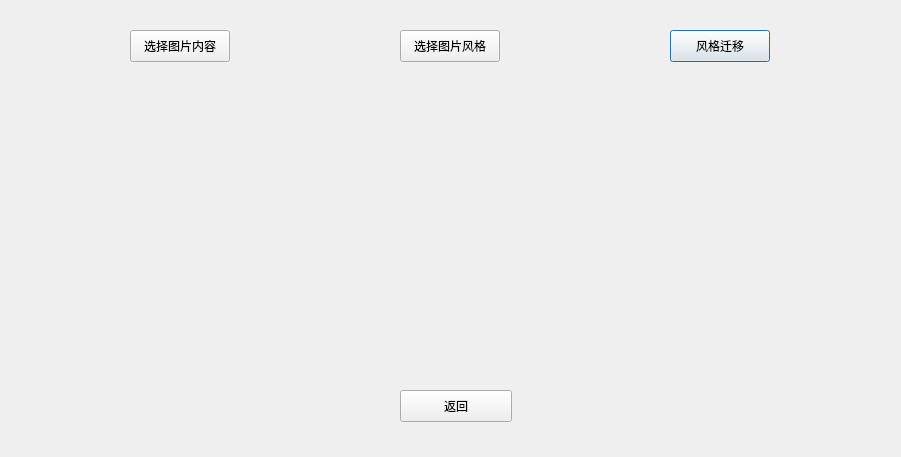
ZYFZYF/Image-Style-Transfer, file gui/image_transfer.ui: the form before one commit.
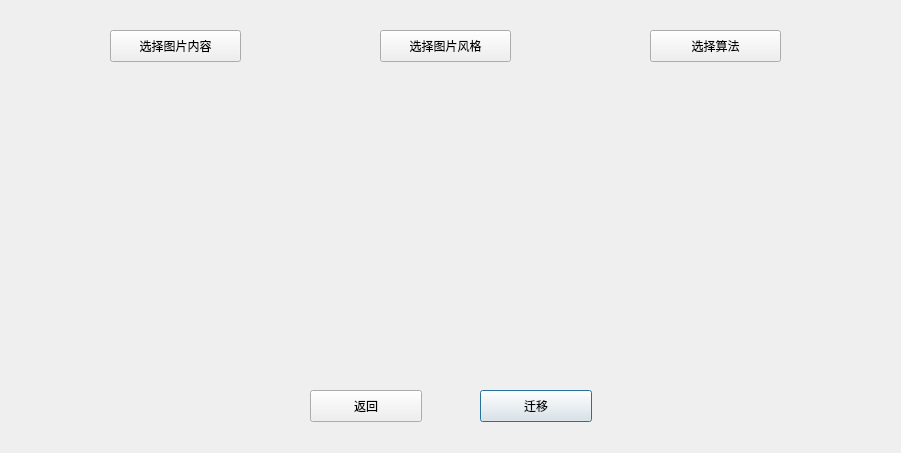
The form after the commit.

Diff of the .ui file:
```diff
--- a/gui/image_transfer.ui
+++ b/gui/image_transfer.ui
@@ -7,91 +7,16 @@
     <x>0</x>
     <y>0</y>
     <width>901</width>
-    <height>457</height>
+    <height>453</height>
    </rect>
   </property>
   <property name="windowTitle">
    <string>图像风格迁移</string>
   </property>
-  <widget class="QWidget" name="horizontalLayoutWidget">
-   <property name="geometry">
-    <rect>
-     <x>40</x>
-     <y>70</y>
-     <width>826</width>
-     <height>311</height>
-    </rect>
-   </property>
-   <layout class="QHBoxLayout" name="horizontalLayout" stretch="0,0,0">
-    <property name="spacing">
-     <number>-1</number>
-    </property>
-    <property name="sizeConstraint">
-     <enum>QLayout::SetDefaultConstraint</enum>
-    </property>
-    <item>
-     <widget class="QLabel" name="content_image">
-      <property name="minimumSize">
-       <size>
-        <width>256</width>
-        <height>256</height>
-       </size>
-      </property>
-      <property name="maximumSize">
-       <size>
-        <width>256</width>
-        <height>256</height>
-       </size>
-      </property>
-      <property name="text">
-       <string/>
-      </property>
-     </widget>
-    </item>
-    <item>
-     <widget class="QLabel" name="style_image">
-      <property name="minimumSize">
-       <size>
-        <width>256</width>
-        <height>256</height>
-       </size>
-      </property>
-      <property name="maximumSize">
-       <size>
-        <width>256</width>
-        <height>256</height>
-       </size>
-      </property>
-      <property name="text">
-       <string/>
-      </property>
-     </widget>
-    </item>
-    <item>
-     <widget class="QLabel" name="transfer_image">
-      <property name="minimumSize">
-       <size>
-        <width>256</width>
-        <height>256</height>
-       </size>
-      </property>
-      <property name="maximumSize">
-       <size>
-        <width>256</width>
-        <height>256</height>
-       </size>
-      </property>
-      <property name="text">
-       <string/>
-      </property>
-     </widget>
-    </item>
-   </layout>
-  </widget>
   <widget class="QPushButton" name="cancel">
    <property name="geometry">
     <rect>
-     <x>400</x>
+     <x>310</x>
      <y>390</y>
      <width>112</width>
      <height>32</height>
@@ -110,9 +35,9 @@
   <widget class="QPushButton" name="select_content">
    <property name="geometry">
     <rect>
-     <x>130</x>
+     <x>110</x>
      <y>30</y>
-     <width>100</width>
+     <width>131</width>
      <height>32</height>
     </rect>
    </property>
@@ -135,9 +60,9 @@
   <widget class="QPushButton" name="select_style">
    <property name="geometry">
     <rect>
-     <x>400</x>
+     <x>380</x>
      <y>30</y>
-     <width>100</width>
+     <width>131</width>
      <height>32</height>
     </rect>
    </property>
@@ -160,9 +85,9 @@
   <widget class="QPushButton" name="transfer">
    <property name="geometry">
     <rect>
-     <x>670</x>
+     <x>650</x>
      <y>30</y>
-     <width>100</width>
+     <width>131</width>
      <height>32</height>
     </rect>
    </property>
@@ -179,18 +104,109 @@
     </size>
    </property>
    <property name="text">
-    <string>风格迁移</string>
+    <string>选择算法</string>
    </property>
    <property name="autoDefault">
-    <bool>false</bool>
-   </property>
-   <property name="default">
     <bool>true</bool>
    </property>
+   <property name="default">
+    <bool>false</bool>
+   </property>
    <property name="flat">
     <bool>false</bool>
    </property>
   </widget>
+  <widget class="QPushButton" name="start">
+   <property name="geometry">
+    <rect>
+     <x>480</x>
+     <y>390</y>
+     <width>112</width>
+     <height>32</height>
+    </rect>
+   </property>
+   <property name="text">
+    <string>迁移</string>
+   </property>
+   <property name="default">
+    <bool>true</bool>
+   </property>
+  </widget>
+  <widget class="QLabel" name="content_image">
+   <property name="geometry">
+    <rect>
+     <x>50</x>
+     <y>90</y>
+     <width>256</width>
+     <height>256</height>
+    </rect>
+   </property>
+   <property name="minimumSize">
+    <size>
+     <width>256</width>
+     <height>256</height>
+    </size>
+   </property>
+   <property name="maximumSize">
+    <size>
+     <width>256</width>
+     <height>256</height>
+    </size>
+   </property>
+   <property name="text">
+    <string/>
+   </property>
+  </widget>
+  <widget class="QLabel" name="style_image">
+   <property name="geometry">
+    <rect>
+     <x>320</x>
+     <y>90</y>
+     <width>256</width>
+     <height>256</height>
+    </rect>
+   </property>
+   <property name="minimumSize">
+    <size>
+     <width>256</width>
+     <height>256</height>
+    </size>
+   </property>
+   <property name="maximumSize">
+    <size>
+     <width>256</width>
+     <height>256</height>
+    </size>
+   </property>
+   <property name="text">
+    <string/>
+   </property>
+  </widget>
+  <widget class="QLabel" name="transfer_image">
+   <property name="geometry">
+    <rect>
+     <x>590</x>
+     <y>90</y>
+     <width>256</width>
+     <height>256</height>
+    </rect>
+   </property>
+   <property name="minimumSize">
+    <size>
+     <width>256</width>
+     <height>256</height>
+    </size>
+   </property>
+   <property name="maximumSize">
+    <size>
+     <width>256</width>
+     <height>256</height>
+    </size>
+   </property>
+   <property name="text">
+    <string/>
+   </property>
+  </widget>
  </widget>
  <resources/>
  <connections/>
```
Left out of the diff: 2 changed lines with no effect on the pictures.
